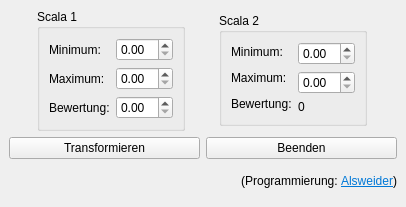
Qt form mainwindow.ui (Alsweider/Scalatrafo) before a commit.
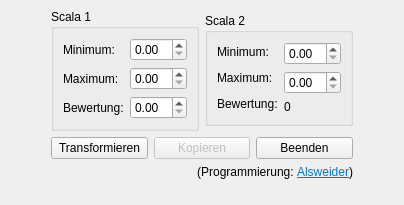
The same form after that commit.

What changed in the file:
```diff
--- a/mainwindow.ui
+++ b/mainwindow.ui
@@ -6,20 +6,18 @@
    <rect>
     <x>0</x>
     <y>0</y>
-    <width>406</width>
-    <height>207</height>
+    <width>404</width>
+    <height>205</height>
    </rect>
   </property>
   <property name="windowTitle">
    <string>Scalatrafo v0.0.1</string>
   </property>
   <widget class="QWidget" name="centralwidget">
-   <layout class="QGridLayout" name="gridLayout_4">
-    <item row="0" column="0">
-     <layout class="QVBoxLayout" name="verticalLayout_5">
-      <item>
        <layout class="QGridLayout" name="gridLayout_3">
         <item row="0" column="0">
+     <layout class="QHBoxLayout" name="horizontalLayout_4">
+      <item>
          <widget class="QGroupBox" name="groupBox">
           <property name="sizePolicy">
            <sizepolicy hsizetype="Fixed" vsizetype="Fixed">
@@ -34,7 +32,7 @@
            <string>Scala 1</string>
           </property>
           <layout class="QGridLayout" name="gridLayout">
-           <item row="0" column="0">
+         <item row="0" column="1">
             <layout class="QHBoxLayout" name="horizontalLayout">
              <item>
               <layout class="QVBoxLayout" name="verticalLayout">
@@ -103,7 +101,7 @@
           </layout>
          </widget>
         </item>
-        <item row="0" column="1">
+      <item>
          <widget class="QGroupBox" name="groupBox_3">
           <property name="sizePolicy">
            <sizepolicy hsizetype="Fixed" vsizetype="Fixed">
@@ -192,7 +190,7 @@
         </item>
        </layout>
       </item>
-      <item>
+    <item row="1" column="0">
        <layout class="QHBoxLayout" name="horizontalLayout_3">
         <item>
          <widget class="QPushButton" name="pushButtonTransform">
@@ -201,6 +199,19 @@
           </property>
          </widget>
         </item>
+      <item>
+       <widget class="QPushButton" name="pushButtonKopieren">
+        <property name="enabled">
+         <bool>false</bool>
+        </property>
+        <property name="toolTip">
+         <string>Kopiert das Ergebnis in die Zwischenablage.</string>
+        </property>
+        <property name="text">
+         <string>Kopieren</string>
+        </property>
+       </widget>
+      </item>
         <item>
          <widget class="QPushButton" name="pushButtonBeenden">
           <property name="text">
@@ -210,7 +221,7 @@
         </item>
        </layout>
       </item>
-      <item>
+    <item row="2" column="0">
        <widget class="QLabel" name="labelFusszeile">
         <property name="styleSheet">
          <string notr="true">font: 8pt &quot;Segoe UI&quot;;</string>
@@ -218,12 +229,13 @@
         <property name="text">
          <string>&lt;html&gt;&lt;head/&gt;&lt;body&gt;&lt;p align=&quot;right&quot;&gt;(Programmierung: &lt;a href=&quot;https://github.com/Alsweider/&quot;&gt;&lt;span style=&quot; text-decoration: underline; color:#0078d7;&quot;&gt;Alsweider&lt;/span&gt;&lt;/a&gt;)&lt;/p&gt;&lt;/body&gt;&lt;/html&gt;</string>
         </property>
+      <property name="alignment">
+       <set>Qt::AlignLeading|Qt::AlignLeft|Qt::AlignTop</set>
+      </property>
         <property name="openExternalLinks">
          <bool>true</bool>
         </property>
        </widget>
-      </item>
-     </layout>
     </item>
    </layout>
   </widget>
```
Left out of the diff: 31 changed lines with no effect on the pictures. Lines whose indentation alone changed are shown as unchanged.
